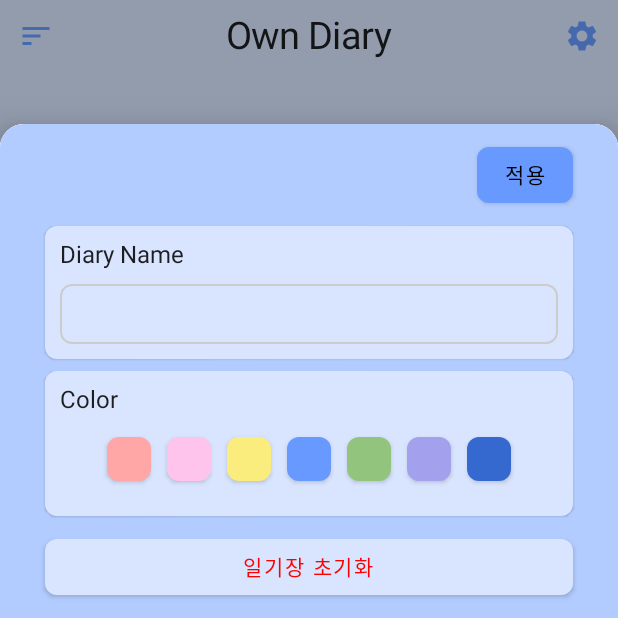
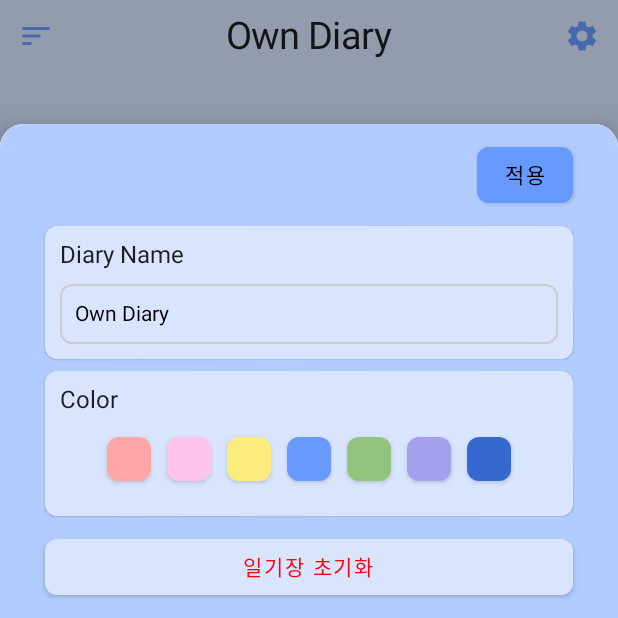
Before and after one commit to sujin22/OdongDiary, an Android app built with Jetpack Compose: the screen it shows after launch (MainActivity), after a tap on "setting", on a phone screen of 412 x 824 dp, the top half of it. Run offline under Robolectric (Android 15) with nearby library versions, the phone set to English and light mode, and no system bars; our stand-ins replace Dagger/Hilt's generated code, Room's generated code.

Commit message:
feat: DiaryName, themeColor 적용기능 완료 SettingScreen이 HomeViewModel 함께 사용하도록 변경

```diff
--- a/app/build.gradle
+++ b/app/build.gradle
@@ -89,4 +89,7 @@ dependencies {
 
     //gson(for SharedPreferences)
     implementation 'com.google.code.gson:gson:2.4'
+
+    //data store
+    implementation("androidx.datastore:datastore-preferences:1.0.0")
 }
--- a/app/src/main/java/com/example/owndiary/MainActivity.kt
+++ b/app/src/main/java/com/example/owndiary/MainActivity.kt
@@ -1,6 +1,7 @@
 package com.example.owndiary
 
 import android.annotation.SuppressLint
+import android.content.Context
 import android.content.SharedPreferences
 import android.database.CursorWindow
 import android.net.Uri
@@ -21,6 +22,8 @@ import androidx.compose.runtime.*
 import androidx.compose.ui.Modifier
 import androidx.compose.ui.unit.dp
 import androidx.core.view.WindowCompat
+import androidx.datastore.preferences.core.Preferences
+import androidx.datastore.preferences.preferencesDataStore
 import androidx.lifecycle.viewmodel.compose.viewModel
 import androidx.navigation.compose.NavHost
 import androidx.navigation.compose.composable
@@ -35,10 +38,8 @@ import java.lang.reflect.Field
 
 @AndroidEntryPoint
 class MainActivity : ComponentActivity() {
-
     override fun onCreate(savedInstanceState: Bundle?) {
         super.onCreate(savedInstanceState)
-
         WindowCompat.setDecorFitsSystemWindows(window, false)
         setContent {
             OwnDiaryTheme {
--- a/app/src/main/java/com/example/owndiary/OwnDiaryApplication.kt
+++ b/app/src/main/java/com/example/owndiary/OwnDiaryApplication.kt
@@ -1,13 +1,18 @@
 package com.example.owndiary
 
 import android.app.Application
+import android.content.Context
+import androidx.datastore.core.DataStore
+import androidx.datastore.preferences.preferencesDataStore
 import com.example.owndiary.model.DiarySharedPreference
 import dagger.hilt.android.HiltAndroidApp
+import java.util.prefs.Preferences
 
 @HiltAndroidApp
 class OwnDiaryApplication : Application(){
     companion object {
         lateinit var sharedPreferences: DiarySharedPreference
+//        val Context.dataStore by preferencesDataStore(name = "settingPref")
     }
 
     override fun onCreate() {
--- a/app/src/main/java/com/example/owndiary/database/DiaryDao.kt
+++ b/app/src/main/java/com/example/owndiary/database/DiaryDao.kt
@@ -10,7 +10,6 @@ import kotlinx.coroutines.flow.Flow
 
 @Dao
 interface DiaryDao {
-
     @Query("" +
             "SELECT * FROM diary_table " +
             "WHERE id = :id")
--- a/app/src/main/java/com/example/owndiary/ui/components/Palettecard.kt
+++ b/app/src/main/java/com/example/owndiary/ui/components/Palettecard.kt
@@ -13,14 +13,17 @@ import androidx.compose.runtime.Composable
 import androidx.compose.ui.Alignment
 import androidx.compose.ui.Modifier
 import androidx.compose.ui.unit.dp
+import com.example.owndiary.model.PaletteItem
 import com.example.owndiary.ui.theme.*
 
 @Composable
-fun PaletteCard() {
+fun PaletteCard(
+    onClickItem: (PaletteItem) -> Unit,
+) {
     LazyRow(
         modifier = Modifier.fillMaxWidth(),
         verticalAlignment = Alignment.CenterVertically,
-        horizontalArrangement = Arrangement.Center
+        horizontalArrangement = Arrangement.Center,
     ) {
         itemsIndexed(
             listOf(
@@ -32,7 +35,7 @@ fun PaletteCard() {
                     .size(40.dp, 40.dp)
                     .padding(5.dp, 5.dp),
                 onClick = {
-                    /*TODO: color 클릭 시 동작*/
+                    onClickItem(item)
                 },
                 colors = ButtonDefaults.buttonColors(backgroundColor = item.heavy),
                 shape = RoundedCornerShape(8.dp),
--- a/app/src/main/java/com/example/owndiary/ui/components/TopBar.kt
+++ b/app/src/main/java/com/example/owndiary/ui/components/TopBar.kt
@@ -56,7 +56,7 @@ fun TopBar(
             }
         }
         Text(
-            text = "Own Diary",
+            text = title,
             fontSize = 25.sp,
         )
         IconButton(onClick = {
--- a/app/src/main/java/com/example/owndiary/ui/screen/HomeViewModel.kt
+++ b/app/src/main/java/com/example/owndiary/ui/screen/HomeViewModel.kt
@@ -1,6 +1,9 @@
 package com.example.owndiary.ui.screen
 
 import androidx.activity.ComponentActivity
+import androidx.compose.runtime.getValue
+import androidx.compose.runtime.mutableStateOf
+import androidx.compose.runtime.setValue
 import androidx.compose.ui.graphics.Color
 import androidx.lifecycle.ViewModel
 import androidx.lifecycle.viewModelScope
@@ -19,7 +22,23 @@ import javax.inject.Inject
 class HomeViewModel @Inject constructor(
     private val repository: DiaryRepository
     ): ViewModel() {
-    val themeColor: PaletteItem = repository.getThemeColor()
-    val diaryName: String = repository.getDiaryName()
+    var themeColor by mutableStateOf(repository.getThemeColor())
+    var diaryName: String by mutableStateOf(repository.getDiaryName())
     val diaryList = repository.getAllDiary()
+
+    var settingThemeColor by mutableStateOf(repository.getThemeColor())
+    var settingDiaryName: String by mutableStateOf(repository.getDiaryName())
+
+    fun onRemoveAllDiary() = viewModelScope.launch {
+        repository.deleteAllDiary()
+    }
+    fun onClickPaletteItem(item: PaletteItem){
+        settingThemeColor = item
+    }
+    fun onClickApply(){
+        repository.setDiaryName(settingDiaryName)
+        repository.setThemeColor(settingThemeColor)
+        diaryName = settingDiaryName
+        themeColor = settingThemeColor
+    }
 }
--- a/app/src/main/java/com/example/owndiary/ui/screen/SettingScreen.kt
+++ b/app/src/main/java/com/example/owndiary/ui/screen/SettingScreen.kt
@@ -7,15 +7,12 @@ import androidx.compose.foundation.shape.RoundedCornerShape
 import androidx.compose.foundation.text.BasicTextField
 import androidx.compose.material.*
 import androidx.compose.runtime.Composable
-import androidx.compose.runtime.mutableStateOf
-import androidx.compose.runtime.remember
 import androidx.compose.ui.Alignment
 import androidx.compose.ui.Modifier
 import androidx.compose.ui.graphics.Color
 import androidx.compose.ui.unit.dp
 import androidx.hilt.navigation.compose.hiltViewModel
 import com.example.owndiary.ui.components.PaletteCard
-import com.example.owndiary.ui.theme.Blue
 import kotlinx.coroutines.CoroutineScope
 import kotlinx.coroutines.launch
 
@@ -24,11 +21,8 @@ import kotlinx.coroutines.launch
 fun SettingScreen(
     modalBottomSheetState: ModalBottomSheetState,
     coroutineScope: CoroutineScope,
-    viewModel: SettingViewModel = hiltViewModel()
+    viewModel: HomeViewModel = hiltViewModel()
 ) {
-    val (text, setValue) = remember {
-        mutableStateOf("")
-    }
     Surface(
         modifier = Modifier
             .fillMaxHeight(0.9f)
@@ -36,7 +30,7 @@ fun SettingScreen(
         Column(
             modifier = Modifier
                 .fillMaxWidth()
-                .background(Blue.middle),
+                .background(viewModel.settingThemeColor.middle),
             horizontalAlignment = Alignment.CenterHorizontally,
         ) {
             Spacer(Modifier.height(10.dp))
@@ -48,11 +42,12 @@ fun SettingScreen(
                     .align(Alignment.End)
                     .padding(end = 30.dp),
                 onClick = {
+                    viewModel.onClickApply()
                     coroutineScope.launch {
                         modalBottomSheetState.hide()
                     }
                 },
-                colors = ButtonDefaults.buttonColors(backgroundColor = Blue.heavy),
+                colors = ButtonDefaults.buttonColors(backgroundColor = viewModel.settingThemeColor.heavy),
                 shape = RoundedCornerShape(8.dp),
             ) {
                 Text(
@@ -67,7 +62,7 @@ fun SettingScreen(
                     .padding(horizontal = 30.dp)
                     .wrapContentHeight(Alignment.CenterVertically),
                 shape = RoundedCornerShape(8.dp),
-                backgroundColor = Blue.light
+                backgroundColor = viewModel.settingThemeColor.light
             ) {
                 Column(modifier = Modifier.padding(10.dp)) {
                     Text("Diary Name")
@@ -81,8 +76,10 @@ fun SettingScreen(
                         horizontalArrangement = Arrangement.Center
                     ) {
                         BasicTextField(
-                            value = text,
-                            onValueChange = setValue,
+                            value = viewModel.settingDiaryName,
+                            onValueChange = {
+                                viewModel.settingDiaryName = it
+                            },
                             modifier = Modifier
                                 .fillMaxWidth()
                         )
@@ -97,12 +94,16 @@ fun SettingScreen(
                     .padding(horizontal = 30.dp)
                     .wrapContentHeight(Alignment.CenterVertically),
                 shape = RoundedCornerShape(8.dp),
-                backgroundColor = Blue.light
+                backgroundColor = viewModel.settingThemeColor.light
             ) {
                 Column(modifier = Modifier.padding(10.dp)) {
                     Text("Color")
                     Spacer(Modifier.height(10.dp))
-                    PaletteCard()
+                    PaletteCard(
+                        onClickItem = { item ->
+                            viewModel.onClickPaletteItem(item)
+                        }
+                    )
                     Spacer(Modifier.height(8.dp))
                 }
             }
@@ -115,13 +116,13 @@ fun SettingScreen(
                     .padding(horizontal = 30.dp),
                 shape = RoundedCornerShape(8.dp),
                 onClick = {
-                    /*TODO: Dialog*/
+                    /*TODO: Dialog로 더블 체크*/
                     viewModel.onRemoveAllDiary()
                     coroutineScope.launch {
                         modalBottomSheetState.hide()
                     }
                 },
-                colors = ButtonDefaults.buttonColors(backgroundColor = Blue.light)
+                colors = ButtonDefaults.buttonColors(backgroundColor = viewModel.settingThemeColor.light)
             ) {
                 Text(
                     text = "일기장 초기화",
```
Also changed, not shown: app/src/main/java/com/example/owndiary/repository/DiaryRepository.kt (+21 -3 lines), app/src/main/java/com/example/owndiary/repository/SettingPrefRepository.kt (added, +14 -0 lines), app/src/main/java/com/example/owndiary/ui/screen/SettingViewModel.kt (+17 -3 lines).
